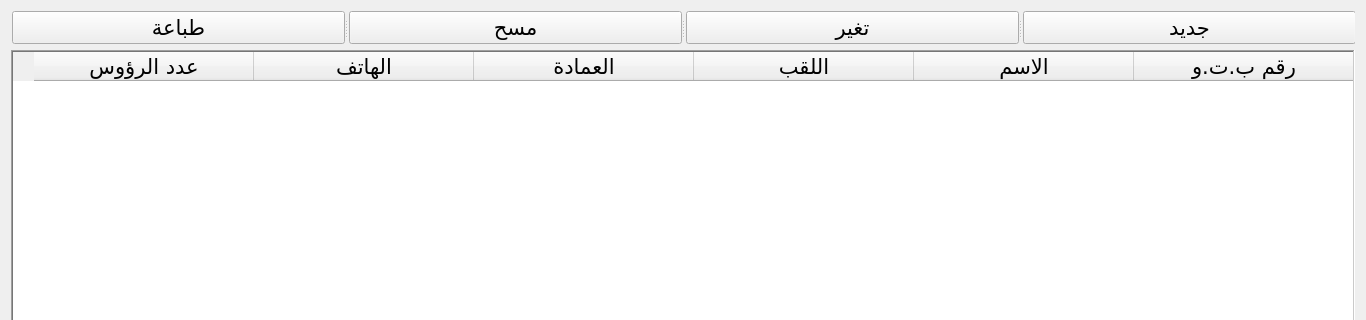
First picture: the form in UI/farmers.ui, repository anwer25/Administration_agricole, before the edit; both pictures show x 0 to 1366 and y 0 to 320 of the 1366 by 705 pixel window.
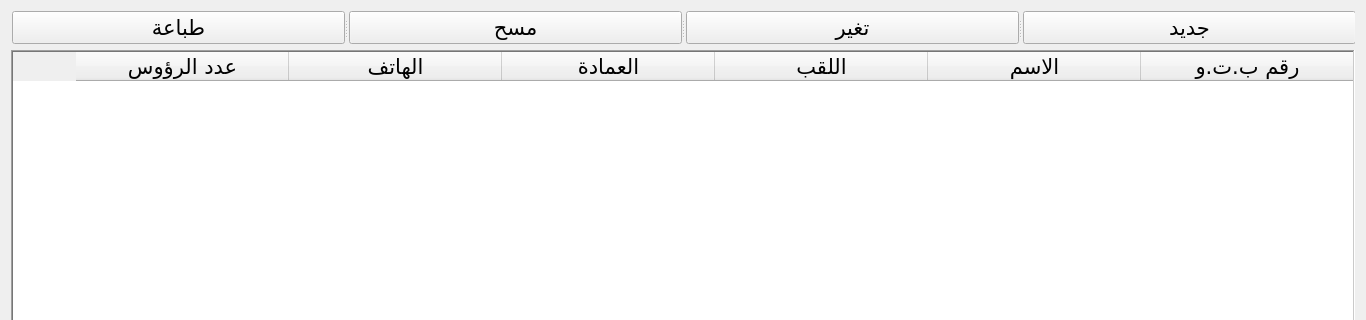
Second picture: the form after the edit. Icons and pictures are not drawn.

What changed in the file:
```diff
--- a/UI/farmers.ui
+++ b/UI/farmers.ui
@@ -37,6 +37,12 @@
   <layout class="QGridLayout" name="gridLayout">
    <item row="2" column="0">
     <widget class="QTableWidget" name="data">
+     <property name="font">
+      <font>
+       <family>Arabic Typesetting</family>
+       <pointsize>16</pointsize>
+      </font>
+     </property>
      <property name="layoutDirection">
       <enum>Qt::RightToLeft</enum>
      </property>
@@ -50,7 +56,7 @@
       <enum>QFrame::Sunken</enum>
      </property>
      <property name="sizeAdjustPolicy">
-      <enum>QAbstractScrollArea::AdjustToContents</enum>
+      <enum>QAbstractScrollArea::AdjustIgnored</enum>
      </property>
      <property name="editTriggers">
       <set>QAbstractItemView::NoEditTriggers</set>
@@ -80,7 +86,7 @@
       <bool>false</bool>
      </property>
      <attribute name="horizontalHeaderDefaultSectionSize">
-      <number>220</number>
+      <number>213</number>
      </attribute>
      <attribute name="horizontalHeaderHighlightSections">
       <bool>false</bool>
```
Left out of the diff: 12 changed lines with no effect on the pictures.
